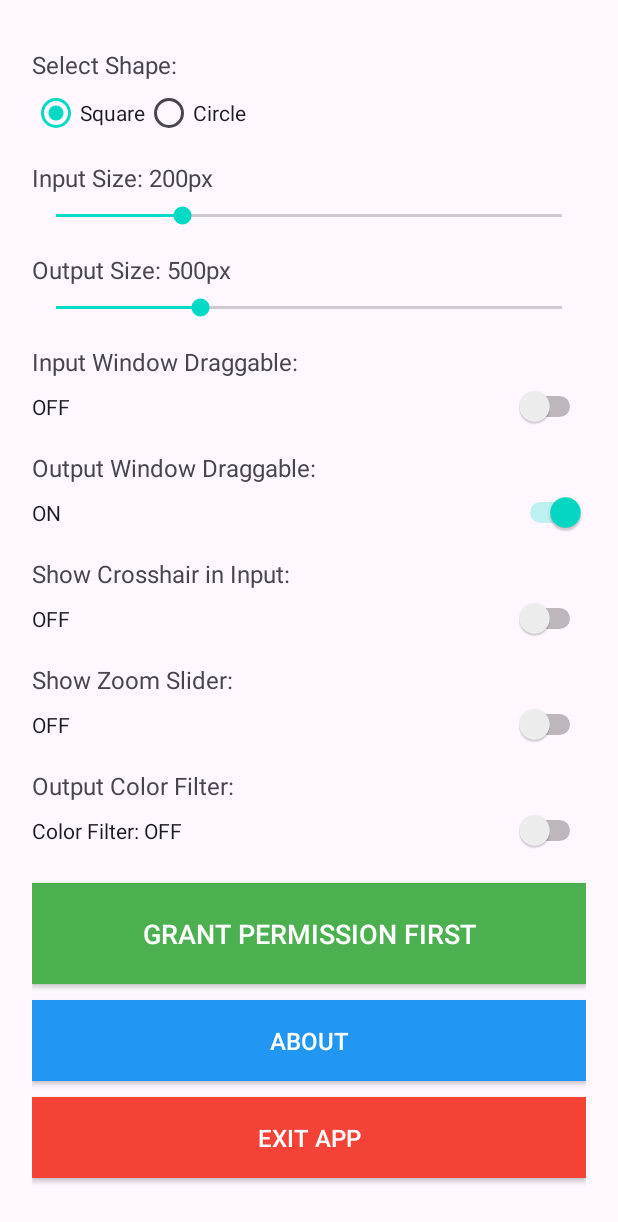
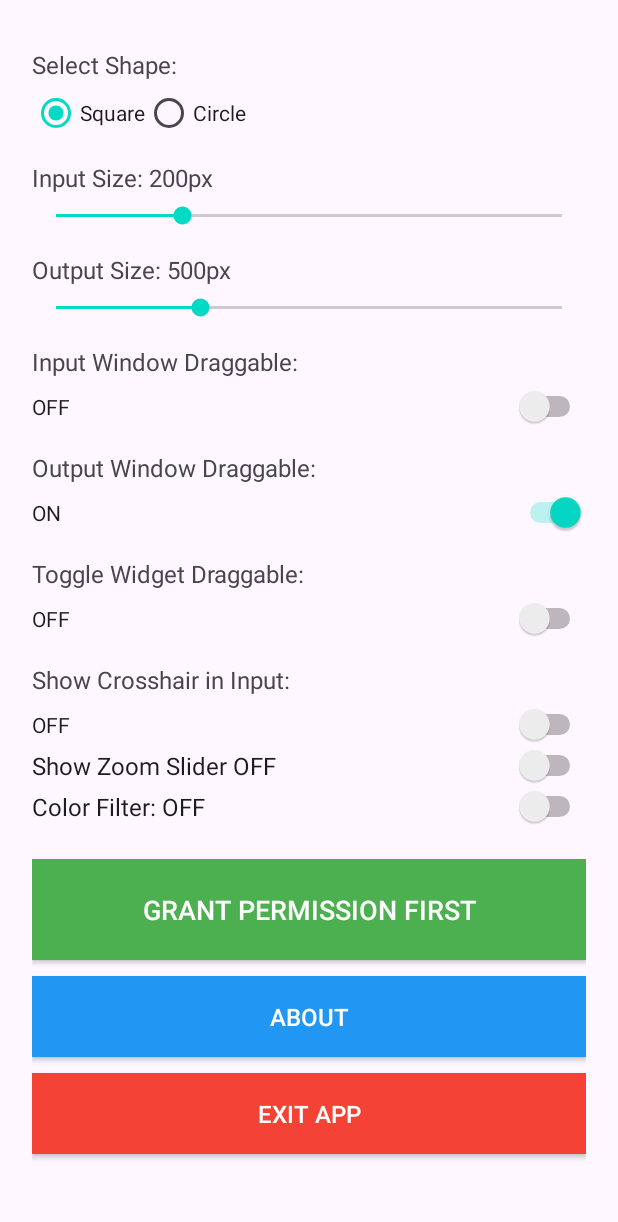
Before and after one commit to Ganesh-Chougale/BIS, an Android app: the screen it shows after launch (MainActivity), on a phone screen of 412 x 824 dp. Shown: the top 1222 px of the screen. Run offline under Robolectric (Android 15) with nearby library versions, the phone set to English and light mode, and no system bars.

Commit message:
widget draggable

```diff
--- a/BIS/app/src/main/AndroidManifest.xml
+++ b/BIS/app/src/main/AndroidManifest.xml
@@ -27,7 +27,7 @@
             android:theme="@style/Theme.BIS" />
 
         <service
-            android:name=".OverlayService"
+            android:name=".service.OverlayService"
             android:exported="false"
             android:foregroundServiceType="mediaProjection" />
     </application>
--- a/BIS/app/src/main/java/com/example/bis/AboutActivity.kt
+++ b/BIS/app/src/main/java/com/example/bis/AboutActivity.kt
@@ -23,7 +23,7 @@ class AboutActivity : AppCompatActivity() {
         findViewById<LinearLayout>(R.id.emailContainer).setOnClickListener {
             val emailIntent = Intent(Intent.ACTION_SENDTO).apply {
                 data = Uri.parse("mailto:gchougale32@gmail.com")
-                putExtra(Intent.EXTRA_SUBJECT, "ScopeR App Feedback")
+                putExtra(Intent.EXTRA_SUBJECT, "Scoper App Feedback")
             }
             try {
                 startActivity(Intent.createChooser(emailIntent, "Send email via"))
--- a/BIS/app/src/main/java/com/example/bis/MainActivity.kt
+++ b/BIS/app/src/main/java/com/example/bis/MainActivity.kt
@@ -32,6 +32,7 @@ class MainActivity : AppCompatActivity() {
     private lateinit var outputSizeLabel: TextView
     private lateinit var inputDraggableSwitch: Switch
     private lateinit var outputDraggableSwitch: Switch
+    private lateinit var widgetDraggableSwitch: Switch
     private lateinit var crosshairSwitch: Switch
     private lateinit var zoomSliderSwitch: Switch
     private lateinit var minZoomSeekBar: SeekBar
@@ -45,6 +46,7 @@ class MainActivity : AppCompatActivity() {
     private var selectedOutputSize = 500
     private var isInputDraggable = false
     private var isOutputDraggable = true
+    private var isWidgetDraggable = false
     private var showCrosshair = false
     private var showZoomSlider = false
     private var minZoom = 1.5f
@@ -185,6 +187,24 @@ class MainActivity : AppCompatActivity() {
         }
         layout.addView(outputDraggableSwitch)
 
+        // Widget draggable toggle
+        val widgetDraggableLabel = TextView(this).apply {
+            text = "Toggle Widget Draggable:"
+            textSize = 16f
+            setPadding(0, 24, 0, 8)
+        }
+        layout.addView(widgetDraggableLabel)
+
+        widgetDraggableSwitch = Switch(this).apply {
+            isChecked = false  // Default OFF
+            text = if (isChecked) "ON" else "OFF"
+            setOnCheckedChangeListener { _, isChecked ->
+                isWidgetDraggable = isChecked
+                text = if (isChecked) "ON" else "OFF"
+            }
+        }
+        layout.addView(widgetDraggableSwitch)
+
         // Crosshair toggle
         val crosshairLabel = TextView(this).apply {
             text = "Show Crosshair in Input:"
@@ -204,19 +224,13 @@ class MainActivity : AppCompatActivity() {
         layout.addView(crosshairSwitch)
 
         // Zoom slider toggle
-        val zoomSliderLabel = TextView(this).apply {
-            text = "Show Zoom Slider:"
-            textSize = 16f
-            setPadding(0, 24, 0, 8)
-        }
-        layout.addView(zoomSliderLabel)
-
         zoomSliderSwitch = Switch(this).apply {
             isChecked = false  // Default OFF
-            text = if (isChecked) "ON" else "OFF"
+            textSize = 16f
+            text = if (isChecked) "Show Zoom Slider ON" else "Show Zoom Slider OFF"
             setOnCheckedChangeListener { _, isChecked ->
                 showZoomSlider = isChecked
-                text = if (isChecked) "ON" else "OFF"
+                text = if (isChecked) "Show Zoom Slider ON" else "Show Zoom Slider OFF"
                 // Show/hide zoom range controls
                 zoomRangeContainer.visibility = if (isChecked) View.VISIBLE else View.GONE
             }
@@ -288,17 +302,10 @@ class MainActivity : AppCompatActivity() {
         // Add zoom range container to main layout
         layout.addView(zoomRangeContainer)
 
-        // Color Filter Section
-        val colorFilterLabel = TextView(this).apply {
-            text = "Output Color Filter:"
-            textSize = 16f
-            setPadding(0, 24, 0, 8)
-        }
-        layout.addView(colorFilterLabel)
-
         // Color filter enable/disable switch
         val colorFilterSwitch = Switch(this).apply {
             text = "Color Filter: OFF"
+            textSize = 16f
             isChecked = false
             setOnCheckedChangeListener { _, isChecked ->
                 text = if (isChecked) "Color Filter: ON" else "Color Filter: OFF"
@@ -436,7 +443,11 @@ class MainActivity : AppCompatActivity() {
             setOnClickListener {
                 // Stop the service if running
                 if (isServiceRunning) {
-                    stopService(Intent(this@MainActivity, OverlayService::class.java))
+                    val stopIntent = Intent(this@MainActivity, OverlayService::class.java).apply {
+                        action = "STOP_SERVICE"
+                    }
+                    startService(stopIntent)
+                    isServiceRunning = false
                 }
                 // Close the app
                 finishAffinity()
@@ -449,7 +460,10 @@ class MainActivity : AppCompatActivity() {
 
     private fun toggleService() {
         if (isServiceRunning) {
-            stopService(Intent(this, OverlayService::class.java))
+            val stopIntent = Intent(this, OverlayService::class.java).apply {
+                action = "STOP_SERVICE"
+            }
+            startService(stopIntent)
             toggleButton.text = "Start Magnifier"
             isServiceRunning = false
         } else {
@@ -474,6 +488,11 @@ class MainActivity : AppCompatActivity() {
         if (!Settings.canDrawOverlays(this)) {
             toggleButton.text = "Grant Permission First"
             isServiceRunning = false
+        } else {
+            // Permission is granted, update button text
+            if (!isServiceRunning) {
+                toggleButton.text = "Start Magnifier"
+            }
         }
     }
 
@@ -487,6 +506,8 @@ class MainActivity : AppCompatActivity() {
                 // Store the capture data in service companion object
                 OverlayService.setPendingCaptureData(data)
 
+                Log.d("MainActivity", "Sending config - isWidgetDraggable: $isWidgetDraggable")
+
                 // Send the capture command to the service with configuration
                 val captureIntent = Intent(this, OverlayService::class.java).apply {
                     action = "START_CAPTURE"
@@ -498,6 +519,7 @@ class MainActivity : AppCompatActivity() {
                     putExtra("OUTPUT_SIZE", selectedOutputSize)
                     putExtra("INPUT_DRAGGABLE", isInputDraggable)
                     putExtra("OUTPUT_DRAGGABLE", isOutputDraggable)
+                    putExtra("WIDGET_DRAGGABLE", isWidgetDraggable)
                     putExtra("SHOW_CROSSHAIR", showCrosshair)
                     putExtra("CROSSHAIR_COLOR", crosshairColor)
                     putExtra("COLOR_FILTER_MODE", colorFilterMode)
--- a/BIS/app/src/main/java/com/example/bis/config/MagnifierConfig.kt
+++ b/BIS/app/src/main/java/com/example/bis/config/MagnifierConfig.kt
@@ -42,6 +42,7 @@ data class MagnifierConfig(
     // Draggable flags
     var isInputDraggable: Boolean = false,
     var isOutputDraggable: Boolean = true,
+    var isWidgetDraggable: Boolean = false,
 
     // Display flags
     var showCrosshair: Boolean = false,
--- a/BIS/app/src/main/java/com/example/bis/overlay/InputSelectorOverlay.kt
+++ b/BIS/app/src/main/java/com/example/bis/overlay/InputSelectorOverlay.kt
@@ -86,9 +86,6 @@ class InputSelectorOverlay(
 
             // Green border with semi-transparent fill
             val drawable = GradientDrawable().apply {
-                // setStroke(8, Color.parseColor("#4CAF50"))
-                // setColor(Color.parseColor("#204CAF50")) // 20% opacity green
-
                 // Make it circular if shape is CIRCLE
                 if (config.shape == MagnifierShape.CIRCLE) {
                     cornerRadius = (config.inputSize / 2).toFloat()
--- a/BIS/app/src/main/java/com/example/bis/overlay/OutputWindowOverlay.kt
+++ b/BIS/app/src/main/java/com/example/bis/overlay/OutputWindowOverlay.kt
@@ -102,10 +102,10 @@ class OutputWindowOverlay(
         overlayView = FrameLayout(context).apply {
             layoutParams = ViewGroup.LayoutParams(outputSize, outputSize)
 
-            // Black background with green border
+            // Semi-transparent dark background with thick green border for visibility
             val drawable = GradientDrawable().apply {
-                setColor(Color.BLACK)
-                setStroke(5, Color.parseColor("#4CAF50"))
+                setColor(Color.parseColor("#CC000000")) // 80% opacity black
+                setStroke(8, Color.parseColor("#4CAF50")) // Thicker border
 
                 // Make it circular if shape is CIRCLE
                 if (config.shape == MagnifierShape.CIRCLE) {
--- a/BIS/app/src/main/res/layout/activity_about.xml
+++ b/BIS/app/src/main/res/layout/activity_about.xml
@@ -31,7 +31,7 @@
             <TextView
                 android:layout_width="wrap_content"
                 android:layout_height="wrap_content"
-                android:text="ScopeR"
+                android:text="MagnerX"
                 android:textColor="@android:color/white"
                 android:textSize="28sp"
                 android:textStyle="bold"
@@ -199,7 +199,7 @@
                 <TextView
                     android:layout_width="match_parent"
                     android:layout_height="wrap_content"
-                    android:text="Who can benefit from ScopeR?"
+                    android:text="Who can benefit from MagnerX?"
                     android:textColor="@android:color/white"
                     android:textSize="16sp"
                     android:textStyle="bold"
--- a/BIS/app/src/main/res/values/strings.xml
+++ b/BIS/app/src/main/res/values/strings.xml
@@ -1,3 +1,3 @@
 <resources>
-    <string name="app_name">ScopeR</string>
+    <string name="app_name">MagnerX</string>
 </resources>
```
Also changed, not shown: BIS/app/src/main/java/com/example/bis/overlay/ToggleWidgetOverlay.kt (+13 -8 lines), BIS/app/src/main/java/com/example/bis/service/OverlayService.kt (+15 -1 lines).
